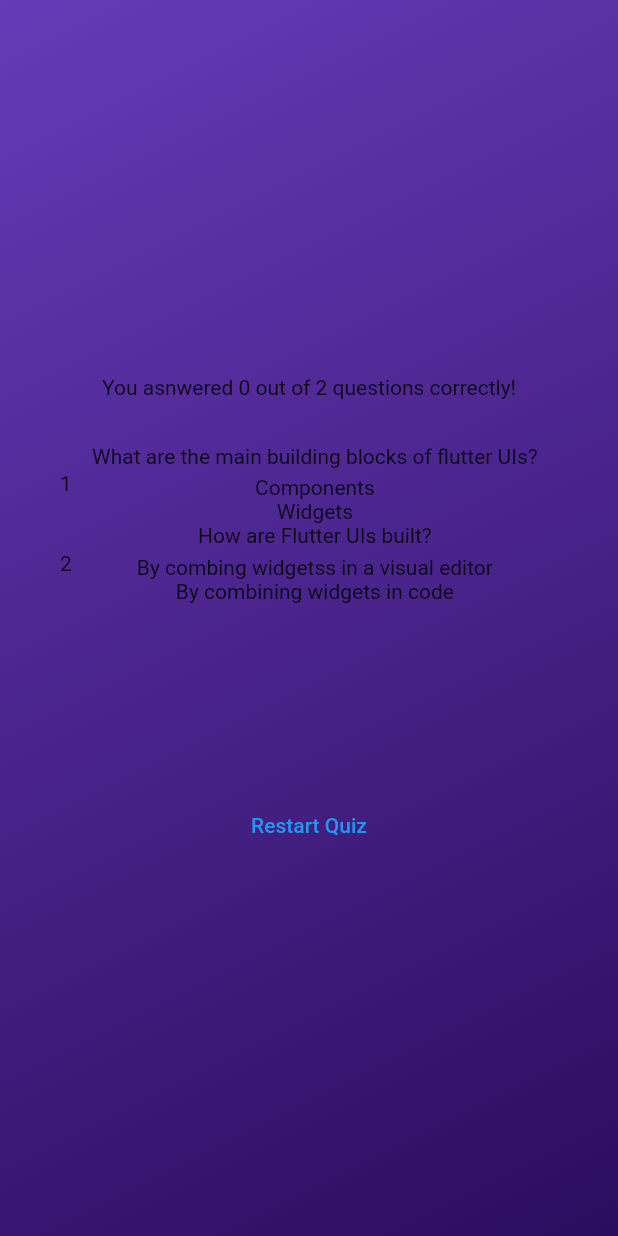
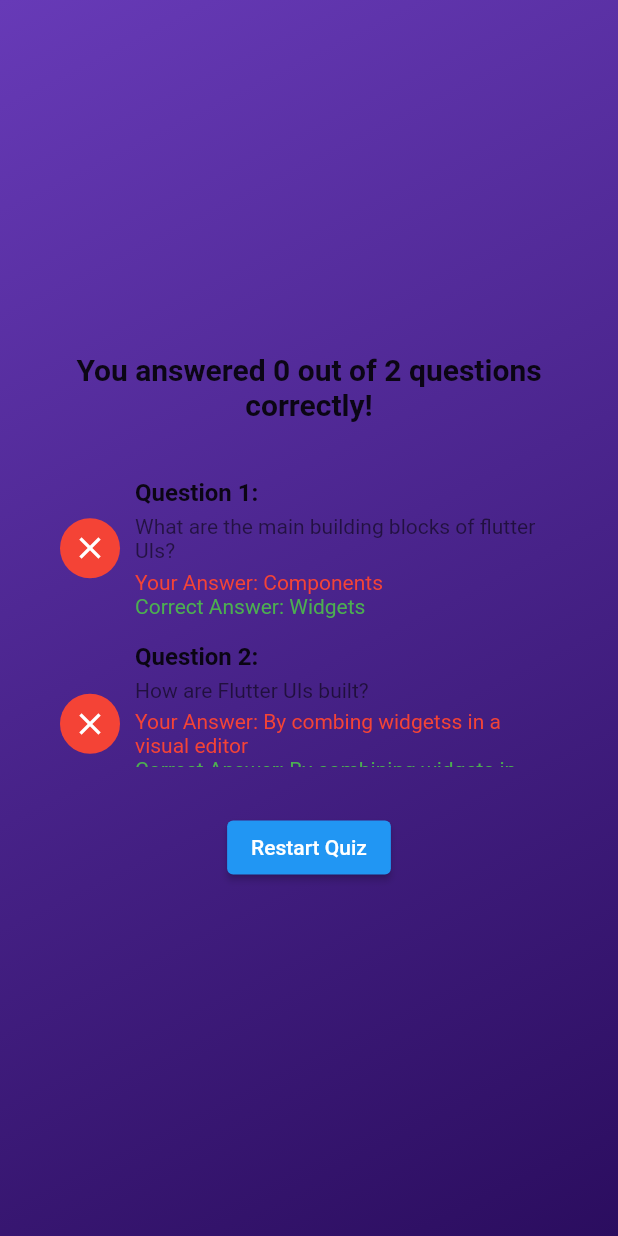
Before and after one commit to yoshieexD/Flutter_QuizApp, a Flutter app: the screen it shows after launch, after a tap on "Start Quiz", after a tap on "Components", after a tap on "By combing widgetss in a visual editor", on a phone screen of 412 x 824 dp. Run offline on Flutter 3.47's test engine with Material 2 defaults, Android fonts, the light colour scheme and no system bars; our stand-ins replace google_fonts.

Commit message:
done quiz app

```diff
--- a/lib/questions_summary.dart
+++ b/lib/questions_summary.dart
@@ -1,10 +1,10 @@
 import 'package:flutter/material.dart';
-import 'package:flutterquizapp/data/questions.dart';
 
 class QuestionsSummary extends StatelessWidget {
-  const QuestionsSummary(this.summaryData, {super.key});
+  const QuestionsSummary(this.summaryData, {Key? key}) : super(key: key);
 
   final List<Map<String, Object>> summaryData;
+
   @override
   Widget build(BuildContext context) {
     return SizedBox(
@@ -12,22 +12,68 @@
       child: SingleChildScrollView(
         child: Column(
           children: summaryData.map((data) {
-            return Row(
+            return Padding(
+              padding: const EdgeInsets.symmetric(vertical: 8.0),
+              child: Row(
                 children: [
-                Text(((data['question_index'] as int) + 1).toString()),
+                  Container(
+                    padding: const EdgeInsets.all(8),
+                    decoration: BoxDecoration(
+                      shape: BoxShape.circle,
+                      color: (data['user_answer'] == data['correct_answer'])
+                          ? Colors.green
+                          : Colors.red,
+                    ),
+                    child: Icon(
+                      (data['user_answer'] == data['correct_answer'])
+                          ? Icons.check
+                          : Icons.close,
+                      color: Colors.white,
+                    ),
+                  ),
+                  const SizedBox(width: 10),
                   Expanded(
                     child: Column(
+                      crossAxisAlignment: CrossAxisAlignment.start,
                       children: [
-                      Text(data['question'] as String),
-                      const SizedBox(
-                        height: 5,
+                        Text(
+                          'Question ${((data['question_index'] as int) + 1)}:',
+                          style: const TextStyle(
+                            fontWeight: FontWeight.bold,
+                            fontSize: 16,
                           ),
-                      Text(data['user_answer'] as String),
-                      Text(data['correct_answer'] as String)
+                        ),
+                        const SizedBox(height: 5),
+                        Text(
+                          data['question'] as String,
+                          style: const TextStyle(
+                            fontSize: 14,
+                            color: Colors.black54,
+                          ),
+                        ),
+                        const SizedBox(height: 5),
+                        Text(
+                          'Your Answer: ${data['user_answer']}',
+                          style: TextStyle(
+                            fontSize: 14,
+                            color:
+                                (data['user_answer'] == data['correct_answer'])
+                                    ? Colors.green
+                                    : Colors.red,
+                          ),
+                        ),
+                        Text(
+                          'Correct Answer: ${data['correct_answer']}',
+                          style: const TextStyle(
+                            fontSize: 14,
+                            color: Colors.green,
+                          ),
+                        ),
                       ],
                     ),
                   )
                 ],
+              ),
             );
           }).toList(),
         ),
--- a/lib/results_screen.dart
+++ b/lib/results_screen.dart
@@ -35,7 +35,9 @@
         margin: const EdgeInsets.all(40),
         child: Column(mainAxisAlignment: MainAxisAlignment.center, children: [
           Text(
-            'You asnwered $numCorrectQuestions out of $numTotalQuestions questions correctly!',
+            'You answered $numCorrectQuestions out of $numTotalQuestions questions correctly!',
+            style: const TextStyle(fontSize: 20, fontWeight: FontWeight.bold),
+            textAlign: TextAlign.center,
           ),
           const SizedBox(
             height: 30,
@@ -44,7 +46,7 @@
           const SizedBox(
             height: 30,
           ),
-          TextButton(onPressed: () {}, child: const Text('Restart Quiz')),
+          ElevatedButton(onPressed: () {}, child: const Text('Restart Quiz')),
         ]),
       ),
     );
```
Lines whose indentation alone changed are shown as unchanged.
